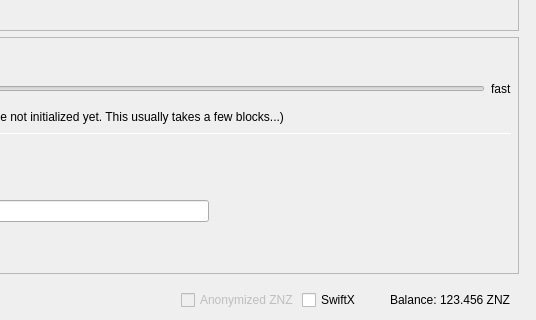
Above: src/qt/forms/sendcoinsdialog.ui from ZENZO-Ecosystem/ZENZO-Core-Archive before the change; both pictures show x 442 to 978 and y 375 to 695 of the 978 by 695 pixel window. Below: the same form after it.
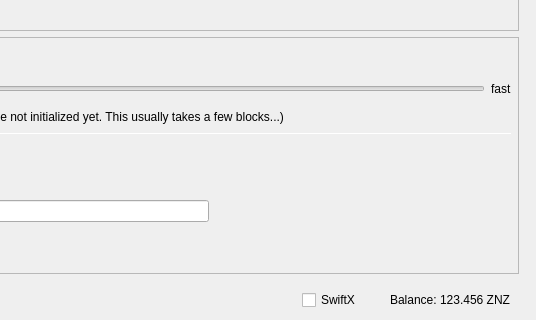
That is the form after the change. Icons and pictures are not drawn. Custom widgets are drawn as their Qt base class.

```diff
--- a/src/qt/forms/sendcoinsdialog.ui
+++ b/src/qt/forms/sendcoinsdialog.ui
@@ -1701,16 +1701,6 @@
              <property name="spacing">
               <number>3</number>
              </property>
-             <item>
-              <widget class="QCheckBox" name="checkzZNZ">
-               <property name="enabled">
-                <bool>false</bool>
-               </property>
-               <property name="text">
-                <string>Anonymized ZNZ</string>
-               </property>
-              </widget>
-             </item>
              <item>
               <widget class="QCheckBox" name="checkSwiftTX">
                <property name="enabled">
```
